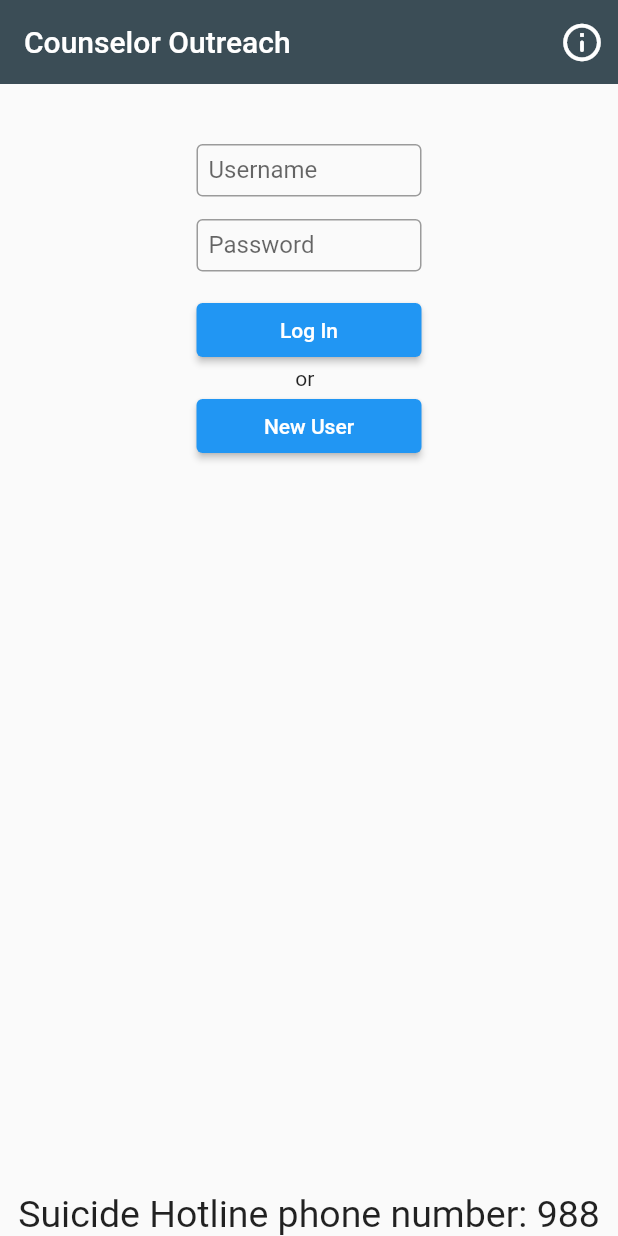
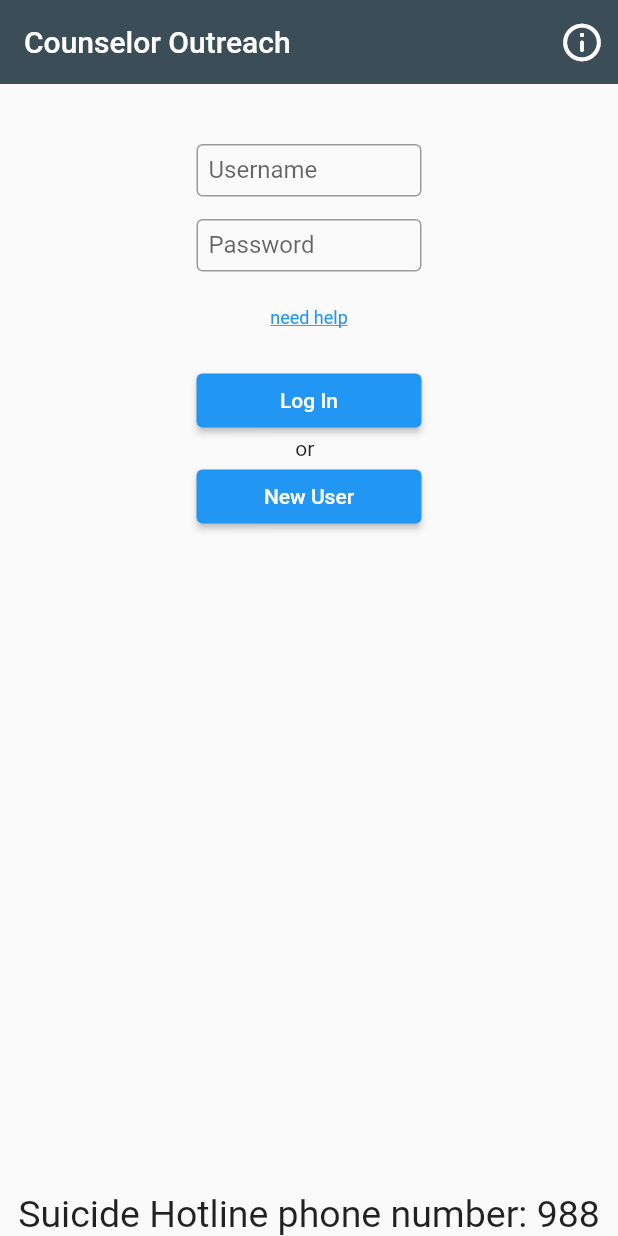
Before and after one commit to bwareing/senior_project, a Flutter app: the screen it shows after launch, on a phone screen of 412 x 824 dp. Run offline on Flutter 3.47's test engine with Material 2 defaults, Android fonts, the phone set to English and light mode, and no system bars; missing offline and left inert: dart:html.

Commit message:
finish look of homepage

```diff
--- a/lib/views/screens/homepage.dart
+++ b/lib/views/screens/homepage.dart
@@ -56,7 +56,17 @@ class Loginin extends StatefulWidget{
 
                    ),
                 ),
-              const SizedBox(height: 15,),
+              const SizedBox(height: 7,),
+              TextButton( style: TextButton.styleFrom(
+                textStyle: const TextStyle(
+                  decoration: TextDecoration.underline,
+                  fontSize: 12,
+
+                )
+              ),
+                onPressed: () {}, child: const Text('need help')),
+
+              const SizedBox(height: 7,),
               ElevatedButton(onPressed:() {} , child: Text('Log In')),
               Text('                   or'),
               ElevatedButton(onPressed: () {
@@ -66,7 +76,6 @@ class Loginin extends StatefulWidget{
               ],),
             ),
           ),
-
 
             const Text(
               "Suicide Hotline phone number: 988",
```
Also changed, not shown: pubspec.lock.
